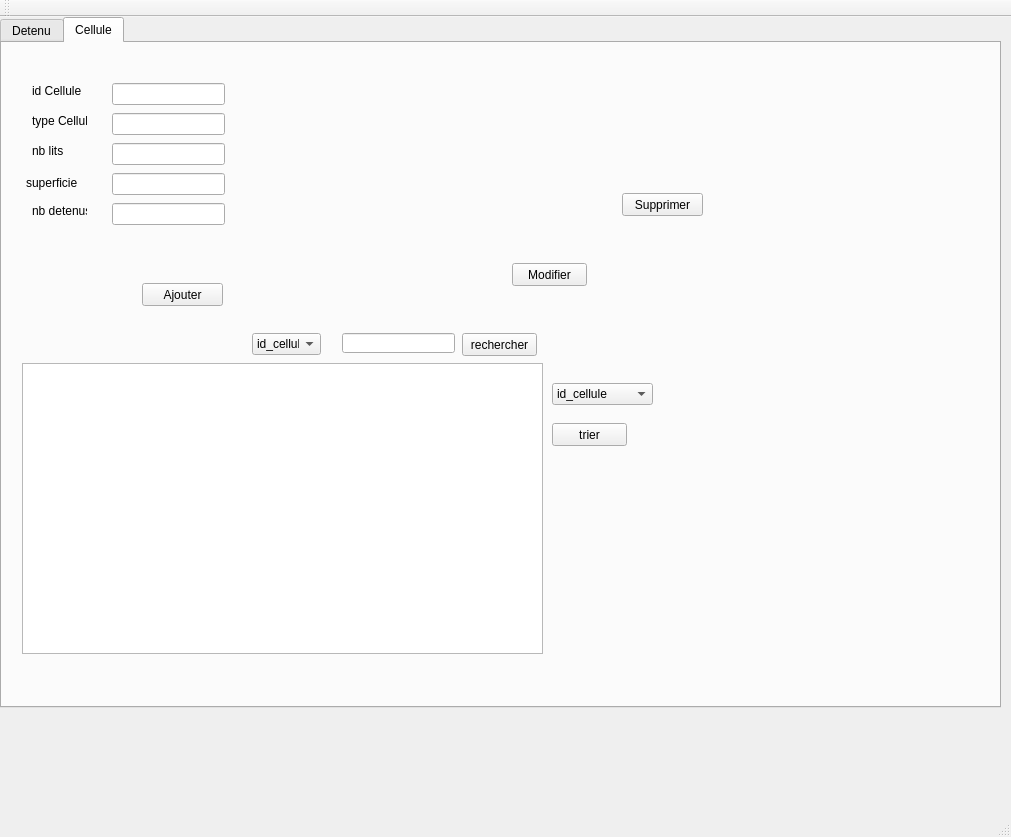
Qt form mainwindow.ui (nefissaKhiari/Smart_Police_Station_2A20) before a commit.
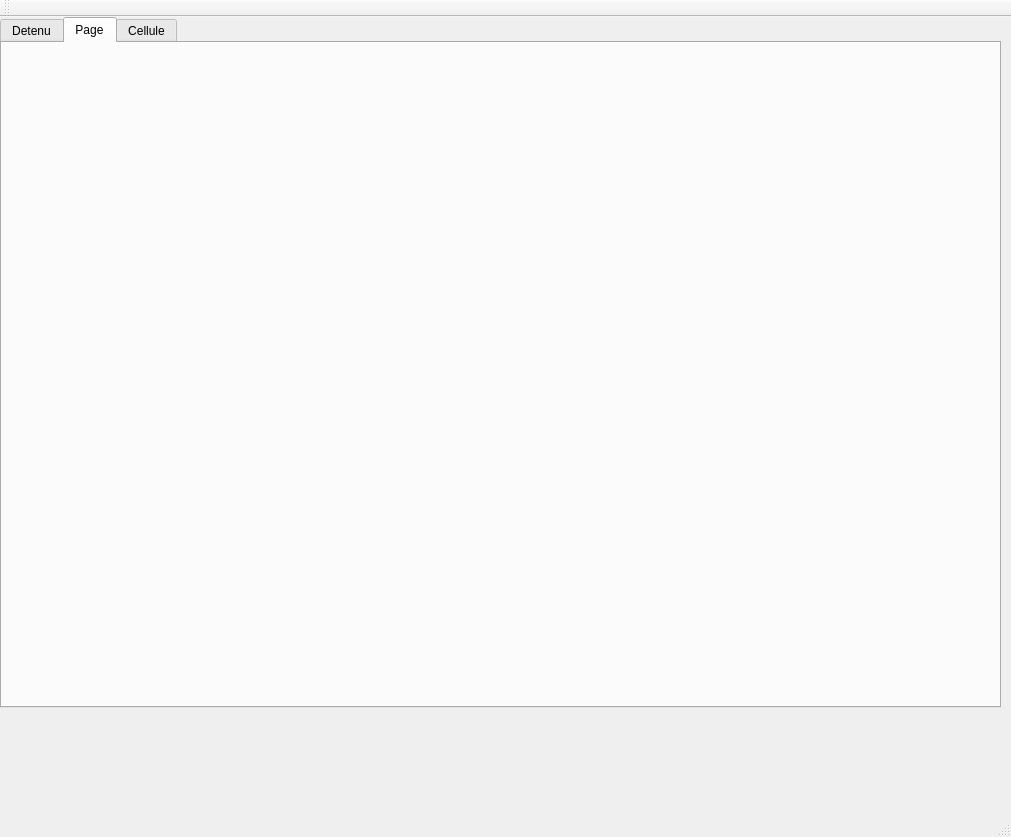
The same form after that commit.

What changed in the file:
```diff
--- a/mainwindow.ui
+++ b/mainwindow.ui
@@ -349,6 +349,22 @@
       </widget>
      </widget>
     </widget>
+    <widget class="QWidget" name="tab_3">
+     <attribute name="title">
+      <string>Page</string>
+     </attribute>
+     <widget class="QFrame" name="frame_charts">
+      <property name="geometry">
+       <rect>
+        <x>70</x>
+        <y>40</y>
+        <width>641</width>
+        <height>401</height>
+       </rect>
+      </property>
+      <layout class="QHBoxLayout" name="horizontalLayout"/>
+     </widget>
+    </widget>
     <widget class="QWidget" name="tab_2">
      <attribute name="title">
       <string>Cellule</string>
```
